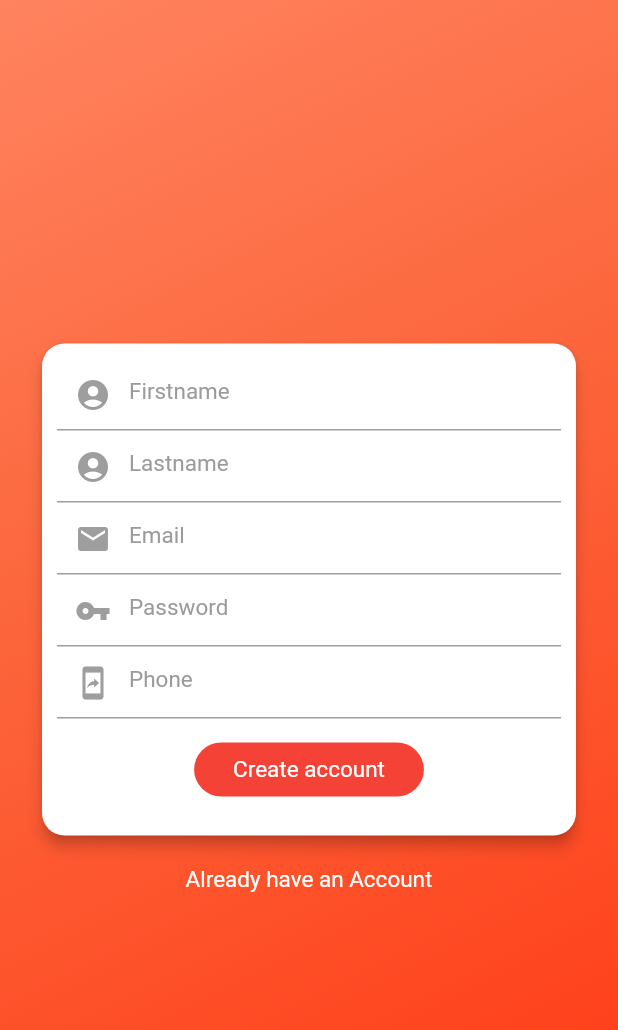
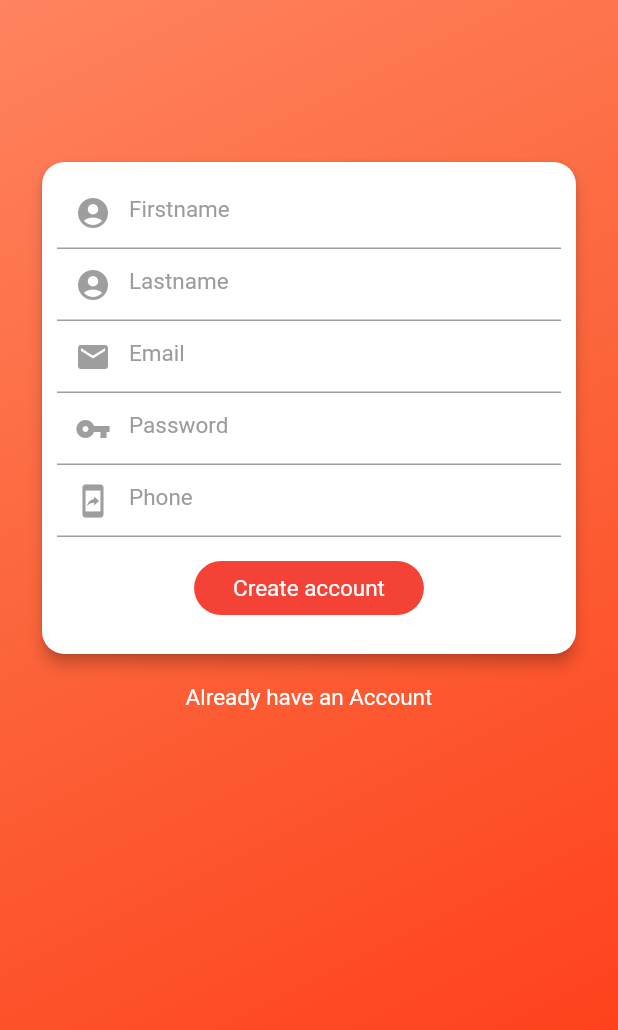
Before and after one commit to duncannzei17/Digiwaste_app, a Flutter app: the SignUp screen opened directly, on a phone screen of 412 x 824 dp. Shown: the top 1030 px of the screen. Run offline on Flutter 3.47's test engine with Material 2 defaults, Android fonts, the phone set to English and light mode, and no system bars; our stand-ins replace dio, flutter_datetime_picker, font_awesome_flutter, geolocator, google_maps_flutter, rflutter_alert and 1 more; missing offline and left inert: mpesa_flutter_plugin; accounts and stored records are empty.

Commit message:
removed overflow in signup

```diff
--- a/lib/SignUp/signUpScreen.dart
+++ b/lib/SignUp/signUpScreen.dart
@@ -47,9 +47,13 @@
               Positioned(
                 child: Padding(
                   padding: const EdgeInsets.all(8.0),
-                  child: Column(
-                    mainAxisAlignment: MainAxisAlignment.center,
+                  child: Center(
+                    child: ListView(
+
+
                       children: <Widget>[
+
+                        SizedBox(height: 100,),
                         Card(
                           elevation: 4.0,
                           color: Colors.white,
@@ -189,7 +193,8 @@
                         ),
 
                         /////////////// already have an account ////////////
-                      Padding(
+                        Center(
+                          child: Padding(
                             padding: const EdgeInsets.only(top: 20),
                             child: InkWell(
                               onTap: () {
@@ -210,7 +215,9 @@
                               ),
                             ),
                           ),
+                        ),
                       ],
+                    ),
                   ),
                 ),
               )
```
Also changed, not shown: pubspec.yaml (+1 -6 lines). Lines whose indentation alone changed are shown as unchanged.
